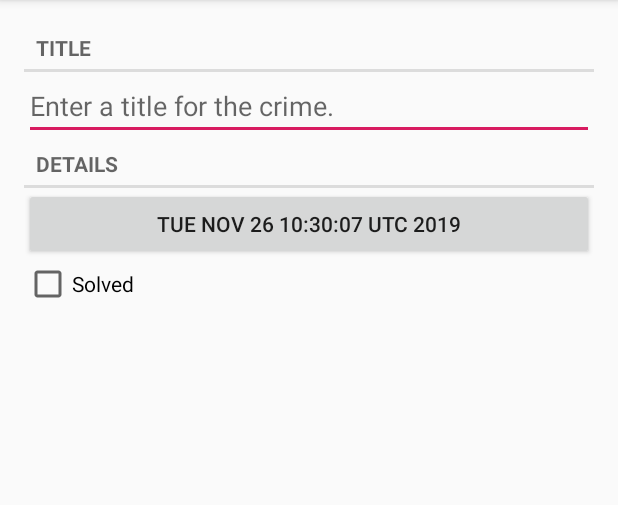
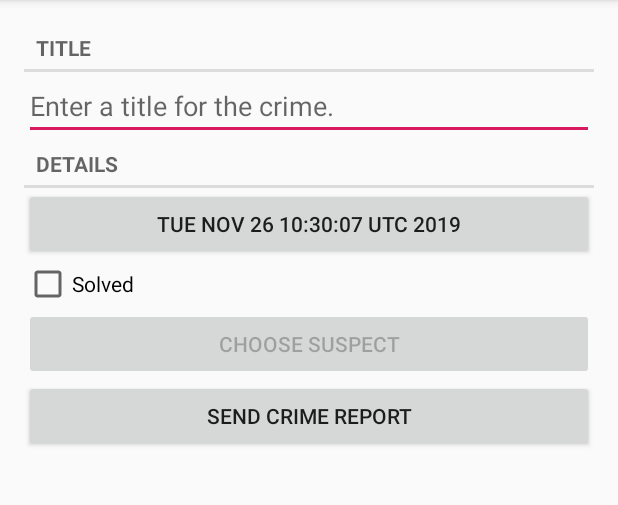
Before and after one commit to akrasnov87/criminal-intent, an Android app: the screen it shows after launch (CrimePagerActivity), after a tap on "New Crime", on a phone screen of 412 x 824 dp, the part 84-589 px from its top. Run offline under Robolectric (Android 15) with nearby library versions, the phone set to English and light mode, and no system bars.

Commit message:
обновление

```diff
--- a/app/src/main/java/com/example/criminalintent/Crime.java
+++ b/app/src/main/java/com/example/criminalintent/Crime.java
@@ -8,6 +8,7 @@ public class Crime {
     private String mTitle;
     private Date mDate;
     private boolean mSolved;
+    private String mSuspect;
 
     public Crime() {
         this(UUID.randomUUID());
@@ -44,4 +45,12 @@ public class Crime {
     public void setTitle(String title) {
         mTitle = title;
     }
+
+    public String getSuspect() {
+        return mSuspect;
+    }
+
+    public void setSuspect(String suspect) {
+        mSuspect = suspect;
+    }
 }
--- a/app/src/main/java/com/example/criminalintent/CrimeFragment.java
+++ b/app/src/main/java/com/example/criminalintent/CrimeFragment.java
@@ -2,9 +2,14 @@ package com.example.criminalintent;
 
 import android.app.Activity;
 import android.content.Intent;
+import android.content.pm.PackageManager;
+import android.database.Cursor;
+import android.net.Uri;
 import android.os.Bundle;
+import android.provider.ContactsContract;
 import android.text.Editable;
 import android.text.TextWatcher;
+import android.text.format.DateFormat;
 import android.view.LayoutInflater;
 import android.view.View;
 import android.view.ViewGroup;
@@ -13,6 +18,7 @@ import android.widget.CheckBox;
 import android.widget.CompoundButton;
 import android.widget.EditText;
 
+import androidx.core.app.ShareCompat;
 import androidx.fragment.app.Fragment;
 import androidx.fragment.app.FragmentManager;
 
@@ -28,11 +34,14 @@ public class CrimeFragment extends Fragment {
     private static final String DIALOG_DATE = "DialogDate";
 
     private static final int REQUEST_DATE = 0;
+    private static final int REQUEST_CONTACT = 1;
 
     private Crime mCrime;
     private EditText mTitleField;
     private Button mDateButton;
     private CheckBox mSolvedCheckBox;
+    private Button mSuspectButton;
+    private Button mReportButton;
 
     public static CrimeFragment newInstance(UUID crimeId) {
         Bundle args = new Bundle();
@@ -100,6 +109,44 @@ public class CrimeFragment extends Fragment {
             }
         });
 
+        mReportButton = v.findViewById(R.id.crime_report);
+        mReportButton.setOnClickListener(new View.OnClickListener() {
+            public void onClick(View v) {
+                /*Intent i = new Intent(Intent.ACTION_SEND);
+                i.setType("text/plain");
+                i.putExtra(Intent.EXTRA_TEXT, getCrimeReport());
+                i.putExtra(Intent.EXTRA_SUBJECT,
+                        getString(R.string.crime_report_subject));
+                i = Intent.createChooser(i, getString(R.string.send_report));
+                startActivity(i);*/
+
+                Intent intent = ShareCompat.IntentBuilder.from(getActivity())
+                        .setType("text/plain")
+                        .setText(getCrimeReport())
+                        .setSubject(getString(R.string.crime_report_subject)).getIntent();
+                intent = Intent.createChooser(intent, getString(R.string.send_report));
+                startActivity(intent);
+            }
+        });
+
+        final Intent pickContact = new Intent(Intent.ACTION_PICK,
+                ContactsContract.Contacts.CONTENT_URI);
+        mSuspectButton = v.findViewById(R.id.crime_suspect);
+        mSuspectButton.setOnClickListener(new View.OnClickListener() {
+            public void onClick(View v) {
+                startActivityForResult(pickContact, REQUEST_CONTACT);
+            }
+        });
+        if (mCrime.getSuspect() != null) {
+            mSuspectButton.setText(mCrime.getSuspect());
+        }
+
+        PackageManager packageManager = getActivity().getPackageManager();
+        if (packageManager.resolveActivity(pickContact,
+                PackageManager.MATCH_DEFAULT_ONLY) == null) {
+            mSuspectButton.setEnabled(false);
+        }
+
         return v;
     }
 
@@ -113,10 +160,55 @@ public class CrimeFragment extends Fragment {
                     .getSerializableExtra(DatePickerFragment.EXTRA_DATE);
             mCrime.setDate(date);
             updateDate();
+        }else if (requestCode == REQUEST_CONTACT && data != null) {
+            Uri contactUri = data.getData();
+// Определение полей, значения которых должны быть
+// возвращены запросом.
+            String[] queryFields = new String[] {
+                    ContactsContract.Contacts.DISPLAY_NAME
+            };
+// Выполнение запроса - contactUri здесь выполняет функции
+// условия "where"
+            Cursor c = getActivity().getContentResolver()
+                    .query(contactUri, queryFields, null, null, null);
+            try {
+// Проверка получения результатов
+                if (c.getCount() == 0) {
+                    return;
+                }
+// Извлечение первого столбца данных - имени подозреваемого.
+                c.moveToFirst();
+                String suspect = c.getString(0);
+                mCrime.setSuspect(suspect);
+                mSuspectButton.setText(suspect);
+            } finally {
+                c.close();
+            }
         }
     }
 
     private void updateDate() {
         mDateButton.setText(mCrime.getDate().toString());
     }
+
+    private String getCrimeReport() {
+        String solvedString = null;
+        if (mCrime.isSolved()) {
+            solvedString = getString(R.string.crime_report_solved);
+        } else {
+            solvedString = getString(R.string.crime_report_unsolved);
+        }
+        String dateFormat = "EEE, MMM dd";
+        String dateString = DateFormat.format(dateFormat,
+                mCrime.getDate()).toString();
+        String suspect = mCrime.getSuspect();
+        if (suspect == null) {
+            suspect = getString(R.string.crime_report_no_suspect);
+        } else {
+            suspect = getString(R.string.crime_report_suspect, suspect);
+        }
+        String report = getString(R.string.crime_report,
+                mCrime.getTitle(), dateString, solvedString, suspect);
+        return report;
+    }
 }
--- a/app/src/main/java/com/example/criminalintent/CrimeLab.java
+++ b/app/src/main/java/com/example/criminalintent/CrimeLab.java
@@ -97,6 +97,7 @@ public class CrimeLab {
         values.put(CrimeTable.Cols.TITLE, crime.getTitle());
         values.put(CrimeTable.Cols.DATE, crime.getDate().getTime());
         values.put(CrimeTable.Cols.SOLVED, crime.isSolved() ? 1 : 0);
+        values.put(CrimeTable.Cols.SUSPECT, crime.getSuspect());
         return values;
     }
 }
--- a/app/src/main/java/com/example/criminalintent/database/CrimeBaseHelper.java
+++ b/app/src/main/java/com/example/criminalintent/database/CrimeBaseHelper.java
@@ -19,7 +19,8 @@ public class CrimeBaseHelper extends SQLiteOpenHelper {
                 CrimeTable.Cols.UUID + ", " +
                 CrimeTable.Cols.TITLE + ", " +
                 CrimeTable.Cols.DATE + ", " +
-                CrimeTable.Cols.SOLVED +
+                CrimeTable.Cols.SOLVED + ", " +
+                CrimeTable.Cols.SUSPECT +
                 ")"
         );
     }
--- a/app/src/main/java/com/example/criminalintent/database/CrimeCursorWrapper.java
+++ b/app/src/main/java/com/example/criminalintent/database/CrimeCursorWrapper.java
@@ -19,11 +19,14 @@ public class CrimeCursorWrapper extends CursorWrapper {
         String title = getString(getColumnIndex(CrimeTable.Cols.TITLE));
         long date = getLong(getColumnIndex(CrimeTable.Cols.DATE));
         int isSolved = getInt(getColumnIndex(CrimeTable.Cols.SOLVED));
+        String suspect = getString(getColumnIndex(CrimeTable.Cols.SUSPECT));
 
         Crime crime = new Crime(UUID.fromString(uuidString));
         crime.setTitle(title);
         crime.setDate(new Date(date));
         crime.setSolved(isSolved != 0);
+        crime.setSuspect(suspect);
+
         return crime;
     }
 }
--- a/app/src/main/java/com/example/criminalintent/database/CrimeDbSchema.java
+++ b/app/src/main/java/com/example/criminalintent/database/CrimeDbSchema.java
@@ -9,6 +9,7 @@ public class CrimeDbSchema {
             public static final String TITLE = "title";
             public static final String DATE = "date";
             public static final String SOLVED = "solved";
+            public static final String SUSPECT = "suspect";
         }
     }
 }
--- a/app/src/main/res/layout/fragment_crime.xml
+++ b/app/src/main/res/layout/fragment_crime.xml
@@ -27,4 +27,16 @@
         android:layout_width="match_parent"
         android:layout_height="wrap_content"
         android:text="@string/crime_solved_label"/>
+
+    <Button
+        android:id="@+id/crime_suspect"
+        android:layout_width="match_parent"
+        android:layout_height="wrap_content"
+        android:text="@string/crime_suspect_text"/>
+
+    <Button
+        android:id="@+id/crime_report"
+        android:layout_width="match_parent"
+        android:layout_height="wrap_content"
+        android:text="@string/crime_report_text"/>
 </LinearLayout>
--- a/app/src/main/res/values/strings.xml
+++ b/app/src/main/res/values/strings.xml
@@ -11,4 +11,15 @@
     <string name="show_subtitle">Show Subtitle</string>
     <string name="hide_subtitle">Hide Subtitle</string>
     <string name="subtitle_format">%1$d crimes</string>
+    <string name="crime_suspect_text">Choose Suspect</string>
+    <string name="crime_report_text">Send Crime Report</string>
+    <string name="crime_report">%1$s!
+        The crime was discovered on %2$s. %3$s, and %4$s
+    </string>
+    <string name="crime_report_solved">The case is solved</string>
+    <string name="crime_report_unsolved">The case is not solved</string>
+    <string name="crime_report_no_suspect">there is no suspect.</string>
+    <string name="crime_report_suspect">the suspect is %s.</string>
+    <string name="crime_report_subject">CriminalIntent Crime Report</string>
+    <string name="send_report">Send crime report via</string>
 </resources>
```
